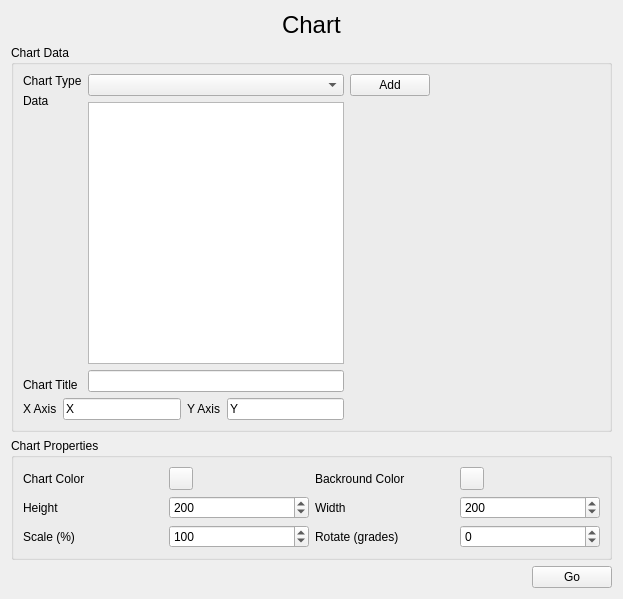
jose94752/ClipEdit, file sources/Forms/formcharts.ui: the form before one commit.
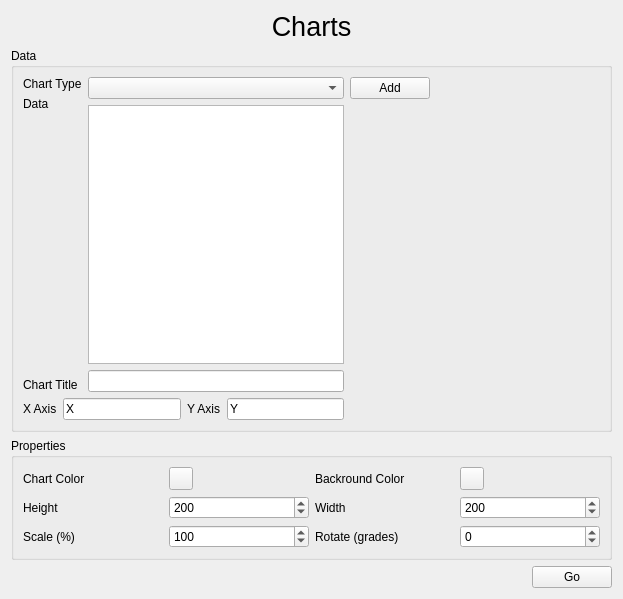
The form after the commit. Custom widgets are drawn as their Qt base class.

Patch:
```diff
--- a/sources/Forms/formcharts.ui
+++ b/sources/Forms/formcharts.ui
@@ -15,53 +15,30 @@
   </property>
   <layout class="QVBoxLayout" name="verticalLayout_9">
    <item>
-    <layout class="QVBoxLayout" name="verticalLayout_13">
-     <item>
-      <layout class="QHBoxLayout" name="horizontalLayout_3">
-       <item>
-        <spacer name="horizontalSpacer">
-         <property name="orientation">
-          <enum>Qt::Horizontal</enum>
-         </property>
-         <property name="sizeHint" stdset="0">
-          <size>
-           <width>40</width>
-           <height>20</height>
-          </size>
-         </property>
-        </spacer>
-       </item>
-       <item>
         <widget class="QLabel" name="label_10">
+     <property name="sizePolicy">
+      <sizepolicy hsizetype="MinimumExpanding" vsizetype="Fixed">
+       <horstretch>0</horstretch>
+       <verstretch>0</verstretch>
+      </sizepolicy>
+     </property>
          <property name="font">
           <font>
-           <pointsize>18</pointsize>
+       <pointsize>20</pointsize>
           </font>
          </property>
          <property name="text">
-          <string>Chart</string>
-         </property>
-        </widget>
-       </item>
-       <item>
-        <spacer name="horizontalSpacer_2">
-         <property name="orientation">
-          <enum>Qt::Horizontal</enum>
-         </property>
-         <property name="sizeHint" stdset="0">
-          <size>
-           <width>40</width>
-           <height>20</height>
-          </size>
-         </property>
-        </spacer>
-       </item>
-      </layout>
+      <string>Charts</string>
+     </property>
+     <property name="alignment">
+      <set>Qt::AlignCenter</set>
+     </property>
+    </widget>
      </item>
      <item>
       <widget class="QGroupBox" name="groupBox">
        <property name="title">
-        <string>Chart Data</string>
+      <string>Data</string>
        </property>
        <layout class="QVBoxLayout" name="verticalLayout_12">
         <item>
@@ -203,12 +180,10 @@
        </layout>
       </widget>
      </item>
-    </layout>
-   </item>
    <item>
     <widget class="QGroupBox" name="groupBox_2">
      <property name="title">
-      <string>Chart Properties</string>
+      <string>Properties</string>
      </property>
      <layout class="QVBoxLayout" name="verticalLayout_8">
       <item>
```
Left out of the diff: 2 changed lines with no effect on the pictures. Lines whose indentation alone changed are shown as unchanged.
